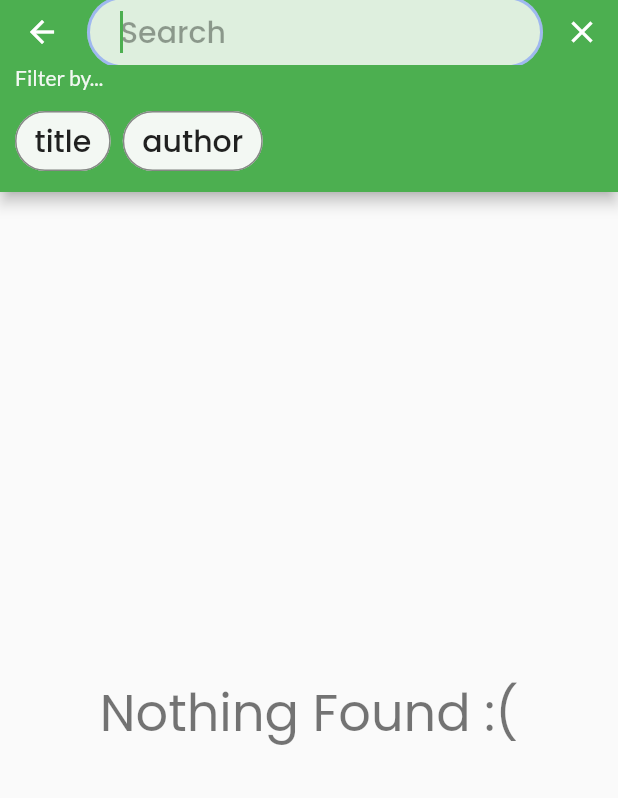
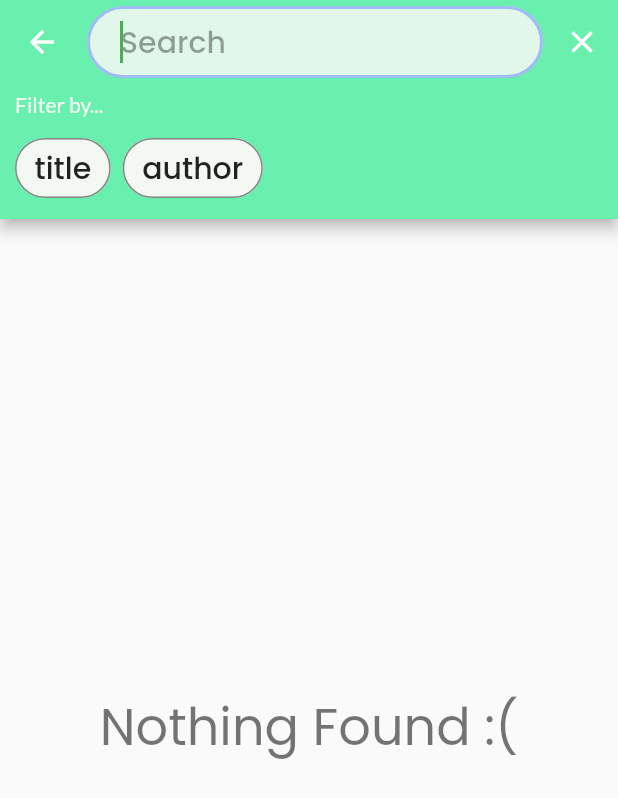
Before and after one commit to chrisbagas/corum, a Flutter app: the IndexPage screen opened directly, after a tap on the "search" icon, on a phone screen of 412 x 824 dp. Shown: the top 798 px of the screen. Run offline on Flutter 3.47's test engine with Material 2 defaults, Android fonts, the phone set to English and light mode, and no system bars; our stand-ins replace curved_navigation_bar, google_fonts, image_picker, rive, shared_preferences, timeago; missing offline and left inert: dart:html; accounts and stored records are empty; network calls fail; project files that could hold a hidden picture were left out.

Commit message:
Update blog theme

```diff
--- a/lib/blog/widgets/search_bar.dart
+++ b/lib/blog/widgets/search_bar.dart
@@ -15,8 +15,9 @@ class SearchPost extends SearchDelegate<Post> {
   @override
   ThemeData appBarTheme(BuildContext context) {
     return Theme.of(context).copyWith(
-      appBarTheme: const AppBarTheme(
+      appBarTheme: AppBarTheme(
         titleSpacing: 2,
+        color: Colors.greenAccent.shade200,
       ),
       inputDecorationTheme: InputDecorationTheme(
         fillColor: const Color(0xe0F2F8F2),
@@ -246,12 +247,12 @@ class SearchPost extends SearchDelegate<Post> {
   @override
   PreferredSizeWidget? buildBottom(BuildContext context) {
     return PreferredSize(
-      preferredSize: const Size.fromHeight(72),
+      preferredSize: const Size.fromHeight(90),
       child: StatefulBuilder(
         builder: (BuildContext context, StateSetter setState) {
           return Container(
             alignment: Alignment.centerLeft,
-            padding: const EdgeInsets.symmetric(horizontal: 10),
+            padding: const EdgeInsets.fromLTRB(10, 0, 10, 0),
             child: Column(
               children: [
                 Container(
```
